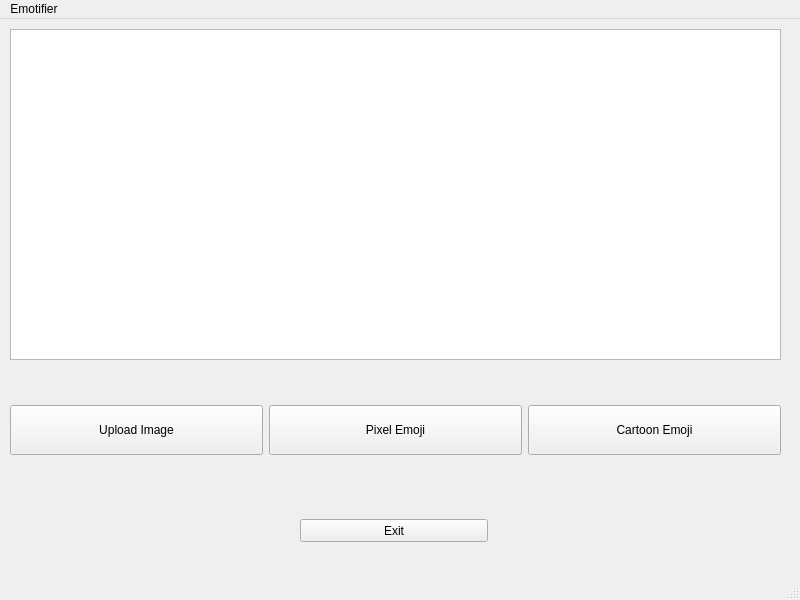
Before: the Qt Designer form ui/Emotifier.ui in ClarkG77/Emotifier, drawn with Qt 5.
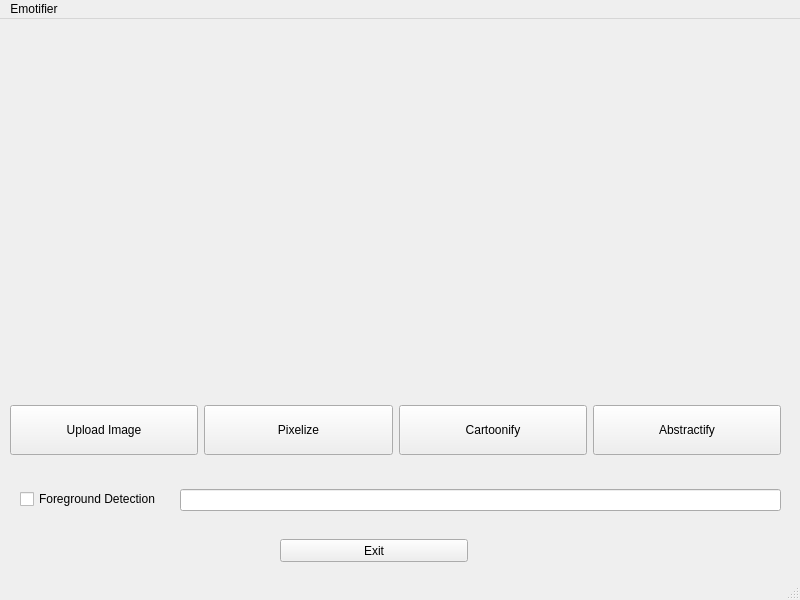
After: the same form once the commit is applied.

Patch:
```diff
--- a/ui/Emotifier.ui
+++ b/ui/Emotifier.ui
@@ -70,7 +70,7 @@
         </size>
        </property>
        <property name="text">
-        <string>Pixel Emoji</string>
+        <string>Pixelize</string>
        </property>
       </widget>
      </item>
@@ -101,7 +101,38 @@
         </size>
        </property>
        <property name="text">
-        <string>Cartoon Emoji</string>
+        <string>Cartoonify</string>
+       </property>
+      </widget>
+     </item>
+     <item>
+      <widget class="QPushButton" name="abstractButton">
+       <property name="sizePolicy">
+        <sizepolicy hsizetype="Minimum" vsizetype="Fixed">
+         <horstretch>0</horstretch>
+         <verstretch>0</verstretch>
+        </sizepolicy>
+       </property>
+       <property name="minimumSize">
+        <size>
+         <width>0</width>
+         <height>50</height>
+        </size>
+       </property>
+       <property name="sizeIncrement">
+        <size>
+         <width>0</width>
+         <height>0</height>
+        </size>
+       </property>
+       <property name="baseSize">
+        <size>
+         <width>0</width>
+         <height>0</height>
+        </size>
+       </property>
+       <property name="text">
+        <string>Abstractify</string>
        </property>
       </widget>
      </item>
@@ -110,8 +141,8 @@
    <widget class="QPushButton" name="ExitButton">
     <property name="geometry">
      <rect>
-      <x>300</x>
-      <y>500</y>
+      <x>280</x>
+      <y>520</y>
       <width>188</width>
       <height>23</height>
      </rect>
@@ -120,15 +151,44 @@
      <string>Exit</string>
     </property>
    </widget>
-   <widget class="QGraphicsView" name="graphicsView">
+   <widget class="QCheckBox" name="foregroundCheck">
+    <property name="geometry">
+     <rect>
+      <x>20</x>
+      <y>470</y>
+      <width>171</width>
+      <height>20</height>
+     </rect>
+    </property>
+    <property name="text">
+     <string>Foreground Detection</string>
+    </property>
+   </widget>
+   <widget class="QLabel" name="displayBox">
     <property name="geometry">
      <rect>
       <x>10</x>
       <y>10</y>
-      <width>771</width>
+      <width>761</width>
       <height>331</height>
      </rect>
     </property>
+    <property name="mouseTracking">
+     <bool>true</bool>
+    </property>
+    <property name="text">
+     <string/>
+    </property>
+   </widget>
+   <widget class="QLineEdit" name="coordinateEntryBox">
+    <property name="geometry">
+     <rect>
+      <x>180</x>
+      <y>470</y>
+      <width>601</width>
+      <height>22</height>
+     </rect>
+    </property>
    </widget>
   </widget>
   <widget class="QMenuBar" name="menubar">
```
Left out of the diff: 2 changed lines with no effect on the pictures.
